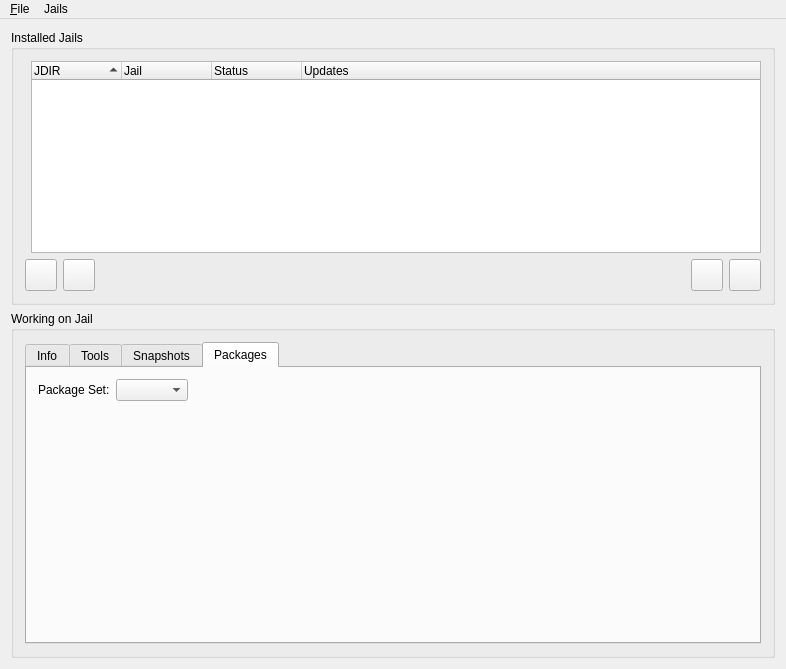
First picture: the form in src-qt4/warden-gui/dialogwarden.ui, repository trueos/pcbsd, before the edit.
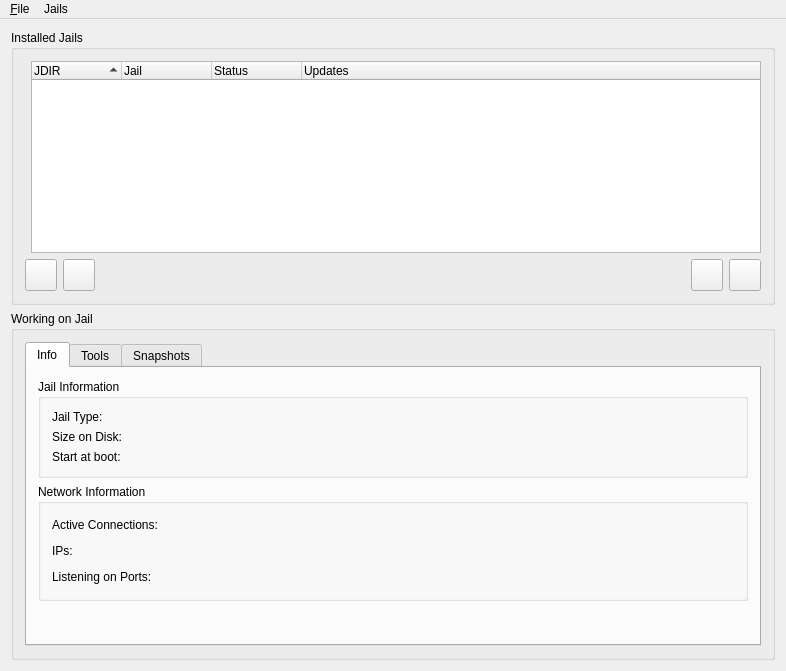
Second picture: the form after the edit. The open tabs and pages were chosen to show the change. Icons and pictures are not drawn.

Commit message: Welcome pc-pkgmanager to warden jails!

```diff
--- a/src-qt4/warden-gui/dialogwarden.ui
+++ b/src-qt4/warden-gui/dialogwarden.ui
@@ -271,7 +271,7 @@
               <string>Jail Management</string>
              </property>
              <layout class="QGridLayout" name="gridLayout_5">
-              <item row="0" column="0">
+              <item row="1" column="0">
                <layout class="QHBoxLayout" name="horizontalLayout_3">
                 <item>
                  <widget class="QPushButton" name="pushUserAdmin">
@@ -299,7 +299,7 @@
                 </item>
                </layout>
               </item>
-              <item row="1" column="0">
+              <item row="2" column="0">
                <layout class="QHBoxLayout" name="horizontalLayout_9">
                 <item>
                  <widget class="QPushButton" name="pushServiceGUI">
@@ -327,7 +327,7 @@
                 </item>
                </layout>
               </item>
-              <item row="2" column="0">
+              <item row="3" column="0">
                <layout class="QHBoxLayout" name="horizontalLayout">
                 <item>
                  <widget class="QPushButton" name="pushTerminal">
@@ -355,7 +355,7 @@
                 </item>
                </layout>
               </item>
-              <item row="3" column="0">
+              <item row="4" column="0">
                <layout class="QHBoxLayout" name="horizontalLayout_2">
                 <item>
                  <widget class="QPushButton" name="pushUpdate">
@@ -383,6 +383,34 @@
                 </item>
                </layout>
               </item>
+              <item row="0" column="0">
+               <layout class="QHBoxLayout" name="horizontalLayout_13">
+                <item>
+                 <widget class="QPushButton" name="pushPackageManager">
+                  <property name="text">
+                   <string>Package Manager</string>
+                  </property>
+                  <property name="icon">
+                   <iconset resource="warden.qrc">
+                    <normaloff>:/cell.png</normaloff>:/cell.png</iconset>
+                  </property>
+                 </widget>
+                </item>
+                <item>
+                 <spacer name="horizontalSpacer_15">
+                  <property name="orientation">
+                   <enum>Qt::Horizontal</enum>
+                  </property>
+                  <property name="sizeHint" stdset="0">
+                   <size>
+                    <width>40</width>
+                    <height>20</height>
+                   </size>
+                  </property>
+                 </spacer>
+                </item>
+               </layout>
+              </item>
              </layout>
             </widget>
            </item>
@@ -391,8 +419,8 @@
              <property name="title">
               <string>Utilities</string>
              </property>
-             <layout class="QGridLayout" name="gridLayout_6">
-              <item row="0" column="0">
+             <layout class="QGridLayout" name="gridLayout_4">
+              <item row="1" column="0">
                <layout class="QHBoxLayout" name="horizontalLayout_5">
                 <item>
                  <widget class="QPushButton" name="pushExportJail">
@@ -731,50 +759,6 @@
            </item>
           </layout>
          </widget>
-         <widget class="QWidget" name="tab_4">
-          <attribute name="title">
-           <string>Packages</string>
-          </attribute>
-          <layout class="QGridLayout" name="gridLayout_4">
-           <item row="0" column="0">
-            <layout class="QHBoxLayout" name="horizontalLayout_4">
-             <item>
-              <widget class="QLabel" name="label_2">
-               <property name="text">
-                <string>Package Set:</string>
-               </property>
-              </widget>
-             </item>
-             <item>
-              <widget class="QComboBox" name="comboPackageSet"/>
-             </item>
-             <item>
-              <spacer name="horizontalSpacer_3">
-               <property name="orientation">
-                <enum>Qt::Horizontal</enum>
-               </property>
-               <property name="sizeHint" stdset="0">
-                <size>
-                 <width>40</width>
-                 <height>20</height>
-                </size>
-               </property>
-              </spacer>
-             </item>
-            </layout>
-           </item>
-           <item row="1" column="0">
-            <widget class="QWidget" name="widgetPackages" native="true">
-             <property name="sizePolicy">
-              <sizepolicy hsizetype="Preferred" vsizetype="MinimumExpanding">
-               <horstretch>0</horstretch>
-               <verstretch>0</verstretch>
-              </sizepolicy>
-             </property>
-            </widget>
-           </item>
-          </layout>
-         </widget>
         </widget>
        </item>
       </layout>
```
The commit also changes 2 other files.
